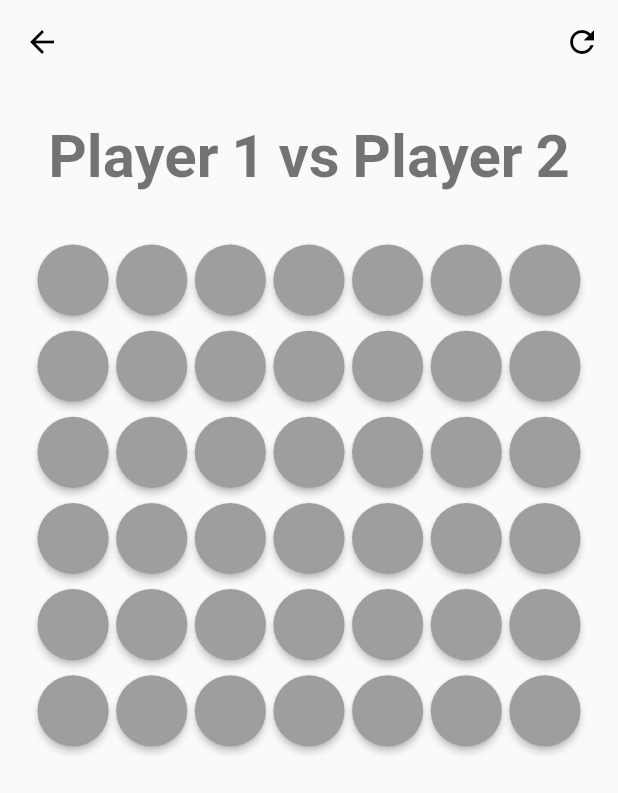
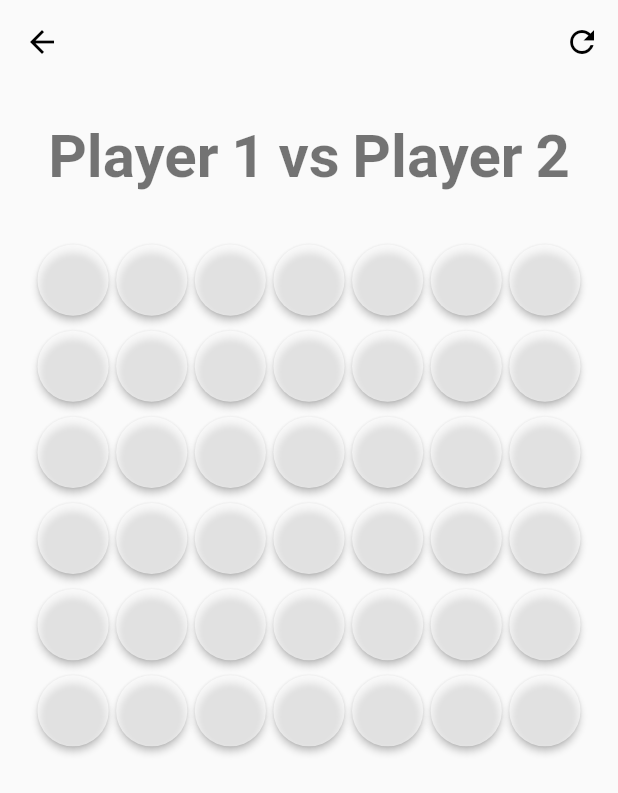
Before and after one commit to floodoo/connect-four, a Flutter app: the GameBoard screen opened by its route, on a phone screen of 412 x 824 dp. Shown: the top 793 px of the screen. Run offline on Flutter 3.47's test engine with Material 2 defaults, Android fonts, the phone set to English and light mode, and no system bars; our stand-ins replace audioplayers, flutter_riverpod, freezed_annotation, go_router, google_fonts; generated files the repository leaves out were written again.

Commit message:
update board color

```diff
--- a/lib/core/audio/audio.controller.dart
+++ b/lib/core/audio/audio.controller.dart
@@ -19,6 +19,7 @@ class AudioController extends ChangeNotifier {
 
     _musicPlayer.onPlayerComplete.listen((event) {
       _log.info('Song finished');
+      _musicPlayer.stop();
       playMusic();
     });
   }
--- a/lib/pages/game_board/game_board.screen.dart
+++ b/lib/pages/game_board/game_board.screen.dart
@@ -60,7 +60,7 @@ class GameBoard extends ConsumerWidget {
                     : ref.read(gameBoardControllerProvider.notifier).setCoinOnGameField(index: index),
                 style: ElevatedButton.styleFrom(
                   primary: gameBoardField.status == Status.empty
-                      ? Colors.grey
+                      ? Colors.white60
                       : gameBoardField.player == Player.player1
                           ? Colors.blue
                           : Colors.red,
```
